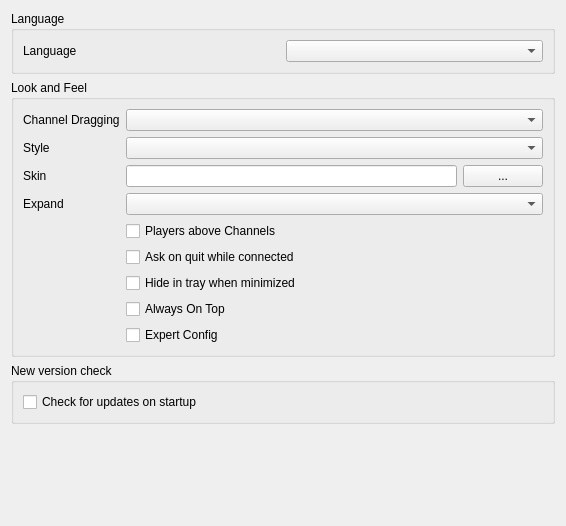
Above: src/mumble/LookConfig.ui from mumble-voip/mumble before the change. Below: the same form after it.
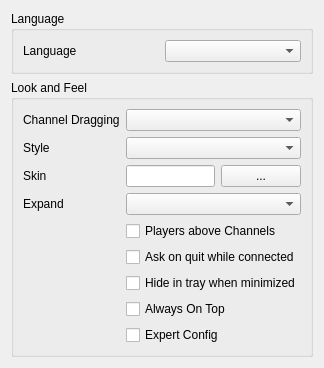
That is the form after the change.

```diff
--- a/src/mumble/LookConfig.ui
+++ b/src/mumble/LookConfig.ui
@@ -5,8 +5,8 @@
    <rect>
     <x>0</x>
     <y>0</y>
-    <width>566</width>
-    <height>526</height>
+    <width>311</width>
+    <height>353</height>
    </rect>
   </property>
   <property name="windowTitle" >
@@ -191,22 +191,6 @@
      </layout>
     </widget>
    </item>
-   <item>
-    <widget class="QGroupBox" name="groupBox_3" >
-     <property name="title" >
-      <string>New version check</string>
-     </property>
-     <layout class="QHBoxLayout" >
-      <item>
-       <widget class="QCheckBox" name="qcbAutoUpdate" >
-        <property name="text" >
-         <string>Check for updates on startup</string>
-        </property>
-       </widget>
-      </item>
-     </layout>
-    </widget>
-   </item>
    <item>
     <spacer>
      <property name="orientation" >
```
